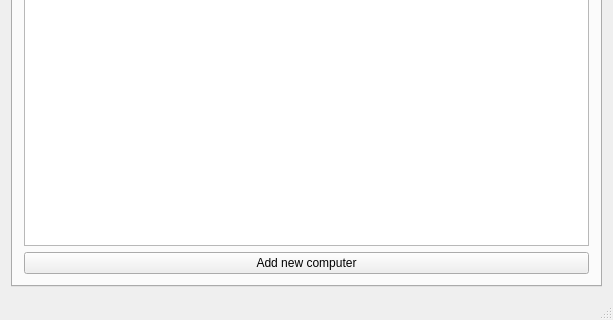
Old version of the form mainwindow.ui in the repository VLN1-Hopur23/VLN1-Hopur23; both pictures show x 0 to 613 and y 205 to 525 of the 613 by 525 pixel window.
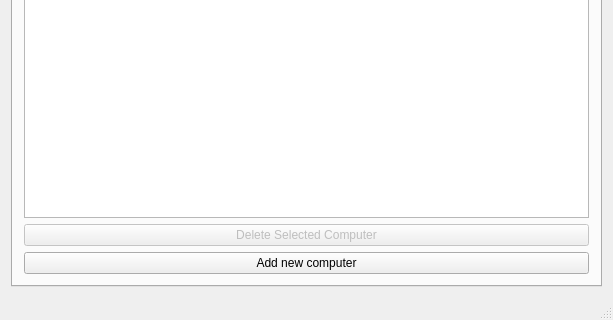
New version of the form. The open tabs and pages were chosen to show the change. Icons and pictures are not drawn.

Commit message: Delete UI for computers

```diff
--- a/mainwindow.ui
+++ b/mainwindow.ui
@@ -131,6 +131,16 @@
           </column>
          </widget>
         </item>
+        <item>
+         <widget class="QPushButton" name="button_delete_computer">
+          <property name="enabled">
+           <bool>false</bool>
+          </property>
+          <property name="text">
+           <string>Delete Selected Computer</string>
+          </property>
+         </widget>
+        </item>
         <item>
          <widget class="QPushButton" name="button_add_computer">
           <property name="text">
```
Left out of the diff: 9 changed lines with no effect on the pictures. The commit also changes 3 other files.
